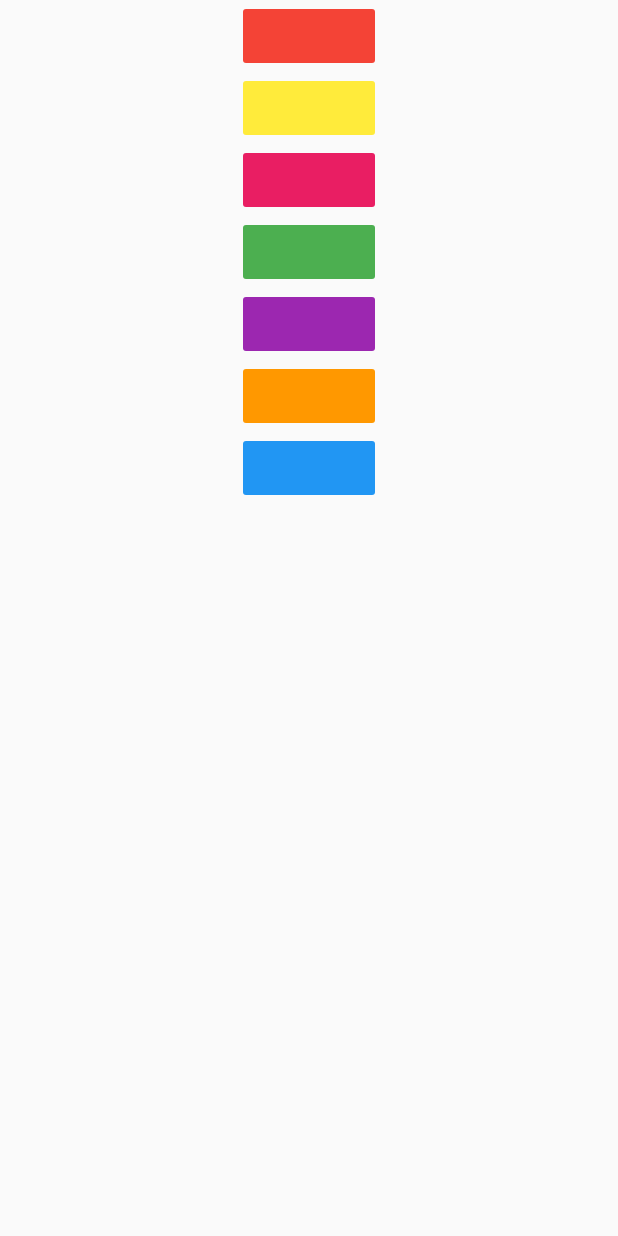
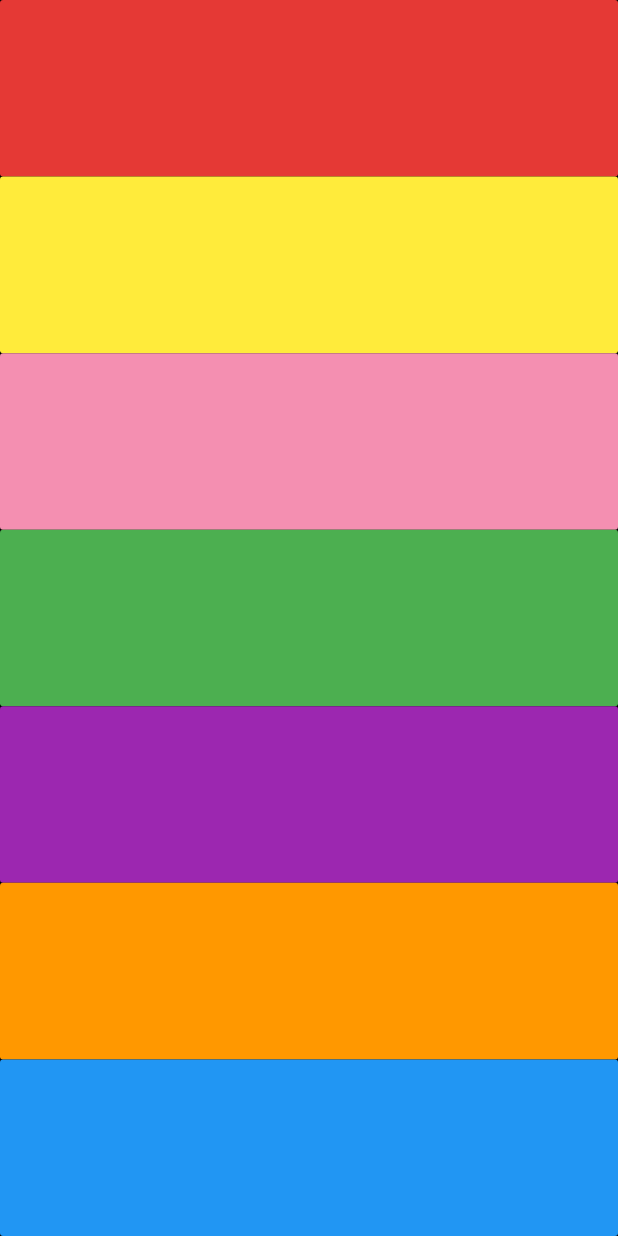
Before and after one commit to RKCP/Flutter-Dart-Learning, a Flutter app: the screen it shows after launch, on a phone screen of 412 x 824 dp. Run offline on Flutter 3.47's test engine with Material 2 defaults, Android fonts, the phone set to English and light mode, and no system bars; our stand-ins replace audioplayers.

Commit message:
Finalized changes to Xylophone application.

```diff
--- a/simple_xylophone/lib/main.dart
+++ b/simple_xylophone/lib/main.dart
@@ -9,51 +9,67 @@ class XylophoneApp extends StatelessWidget {
   Widget build(BuildContext context) {
     return MaterialApp(
       home: Scaffold(
+        backgroundColor: Colors.black,
         body: SafeArea(
           child: Center(
             child: Column(
+              crossAxisAlignment: CrossAxisAlignment.stretch,
               children: <Widget>[
-                FlatButton(
-                  color: Colors.red,
+                Expanded(
+                  child: FlatButton(
+                    color: Colors.red[600],
                     onPressed: () {
                       changeNote(1);
                     },
                   ),
-                FlatButton(
+                ),
+                Expanded(
+                  child: FlatButton(
                     color: Colors.yellow,
                     onPressed: () {
                       changeNote(2);
                     },
                   ),
-                FlatButton(
-                  color: Colors.pink,
+                ),
+                Expanded(
+                  child: FlatButton(
+                    color: Colors.pink[200],
                     onPressed: () {
                       changeNote(3);
                     },
                   ),
-                FlatButton(
+                ),
+                Expanded(
+                  child: FlatButton(
                     color: Colors.green,
                     onPressed: () {
                       changeNote(4);
                     },
                   ),
-                FlatButton(
+                ),
+                Expanded(
+                  child: FlatButton(
                     color: Colors.purple,
                     onPressed: () {
                       changeNote(5);
                     },
                   ),
-                FlatButton(
+                ),
+                Expanded(
+                  child: FlatButton(
                     color: Colors.orange,
                     onPressed: () {
                       changeNote(6);
                     },
                   ),
-                FlatButton(
+                ),
+                Expanded(
+                  child: FlatButton(
                     color: Colors.blue,
                     onPressed: () {
                       changeNote(7);
                     },
+                  ),
                 ),
               ],
             ),
```
Lines whose indentation alone changed are shown as unchanged.
